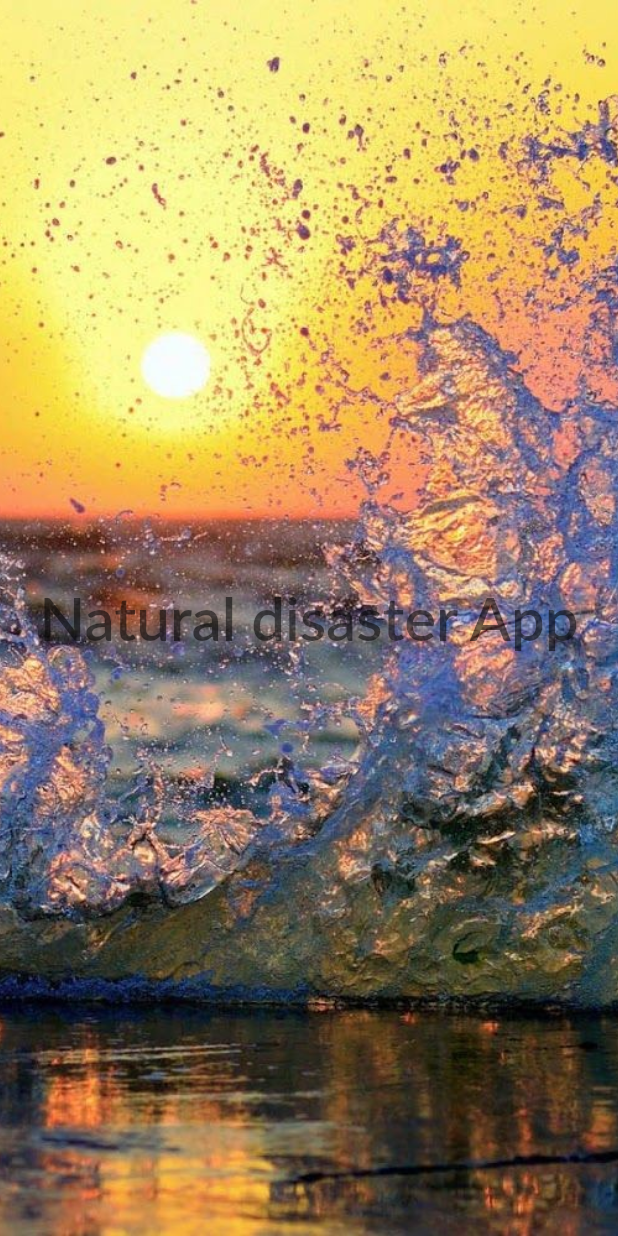
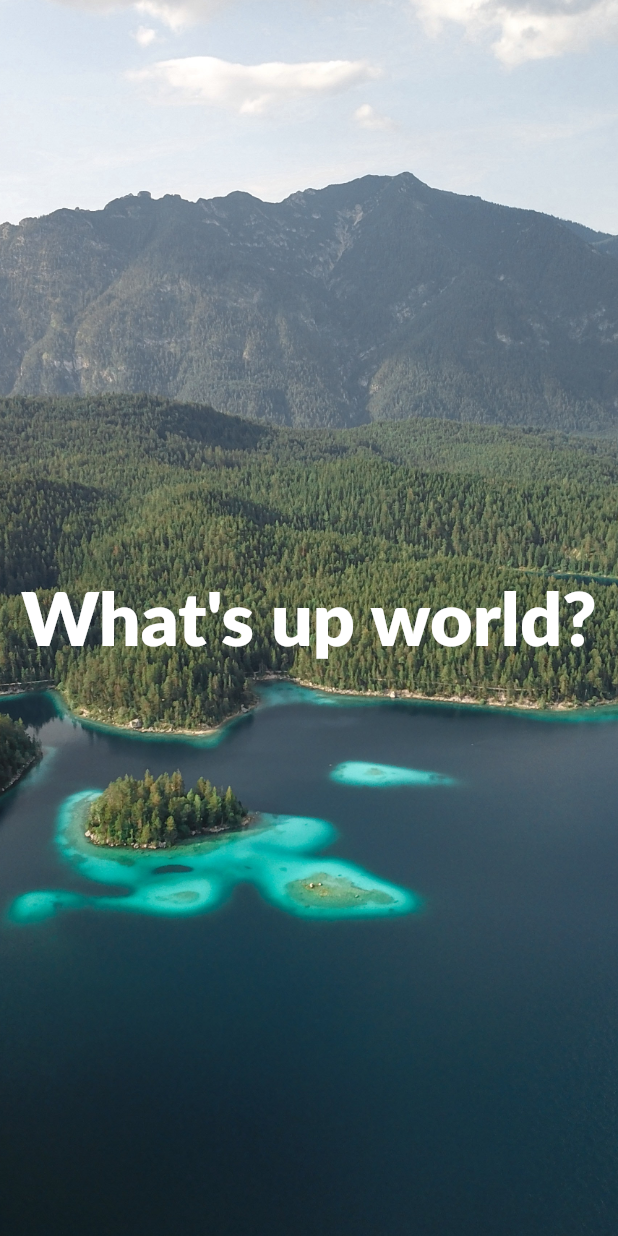
Before and after one commit to Nikolai-dev/technicus_app, a Flutter app: the FirstPage screen opened directly, on a phone screen of 412 x 824 dp. Run offline on Flutter 3.47's test engine with Material 2 defaults, Android fonts, the phone set to English and light mode, and no system bars; Roboto replaces fonts that are missing (Lato).

Commit message:
free license wallapers added, background + font changed

```diff
--- a/lib/main.dart
+++ b/lib/main.dart
@@ -41,16 +41,16 @@ class _FirstPageState extends State<FirstPage> {
         children: <Widget>[
           new Container(
             decoration: new BoxDecoration(
-              image: new DecorationImage(image: new AssetImage("assets/strand-2.jpg"), fit: BoxFit.cover,),
+              image: new DecorationImage(image: new AssetImage("assets/woods.jpg"), fit: BoxFit.cover,),
             ),
           ),
           new Center(
-            child: new Text("Natural disaster App",
+            child: new Text("What's up world?",
               style: TextStyle(
-                fontSize: 40,
-                fontWeight: FontWeight.w600,
+                fontSize: 49,
+                fontWeight: FontWeight.w900,
                 fontFamily: "Lato",
-                color: Colors.black54,
+                color: Colors.white,
               )
             )
           ),
```
Also changed, not shown: pubspec.yaml (+7 -0 lines), assets/natural_beach.jpg (added), assets/vulcano.jpg (added), assets/woods-2.jpg (added), assets/woods.jpg (added), assets/woods_cliff.jpg (added), 2 other files.
